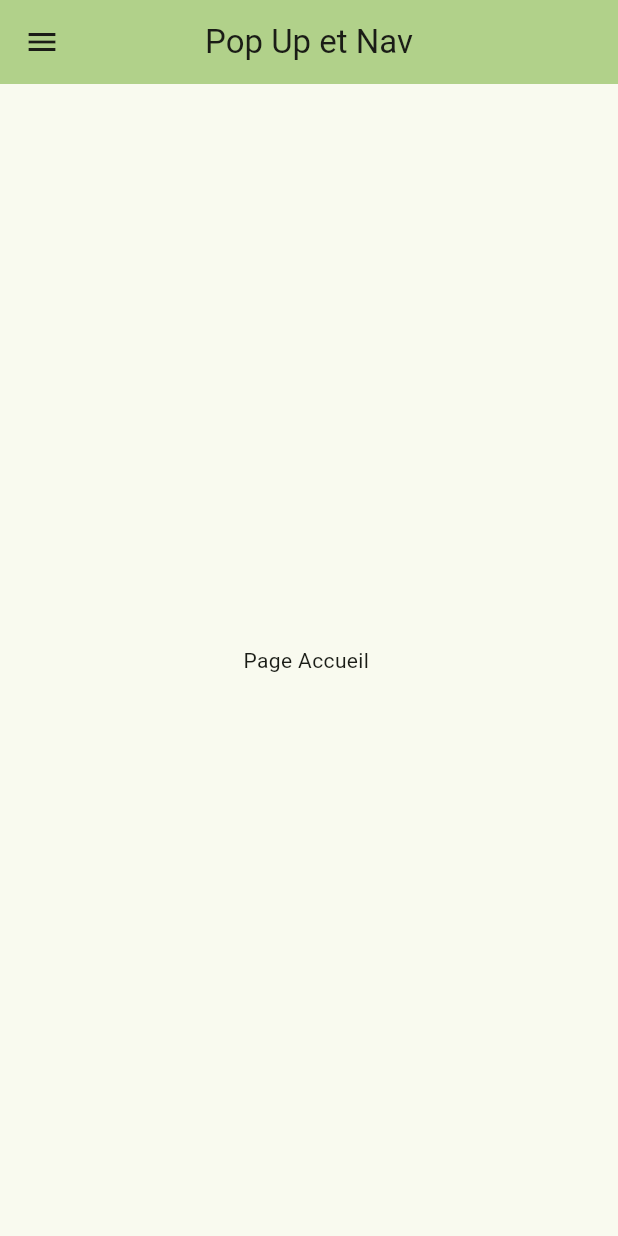
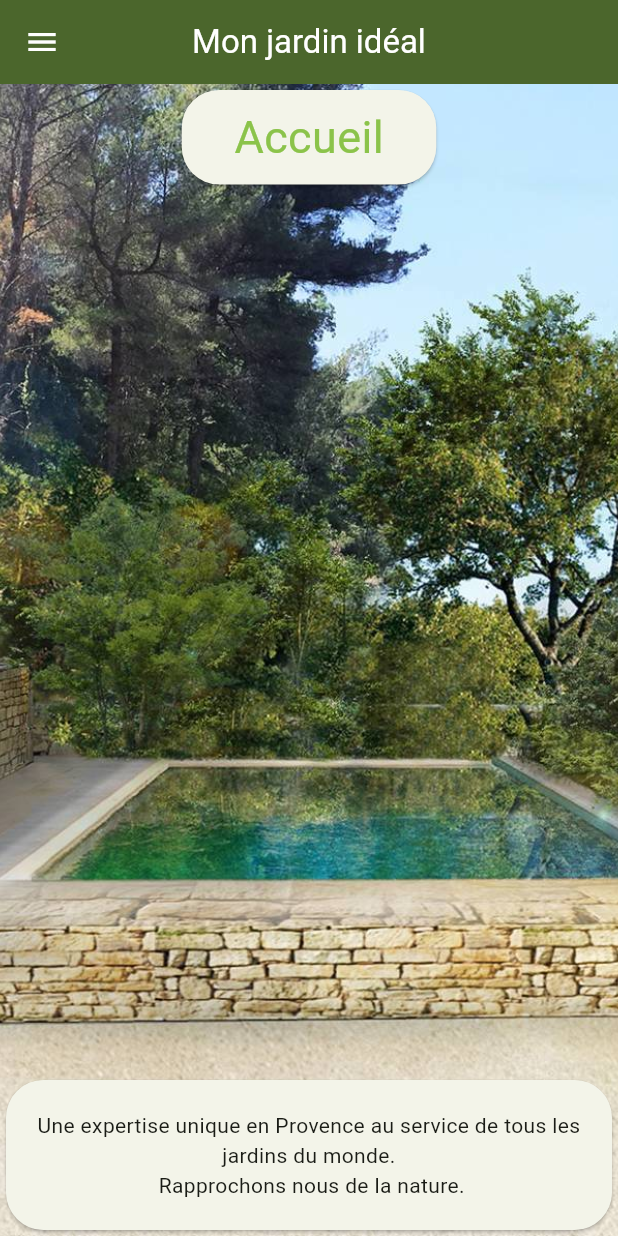
Before and after one commit to KifK2f/mon_drawer, a Flutter app: the screen it shows after launch, on a phone screen of 412 x 824 dp. Run offline on Flutter 3.47's test engine with Material 3 defaults, Android fonts, the phone set to English and light mode, and no system bars.

Commit message:
Page d'accueil Ok

```diff
--- a/lib/main.dart
+++ b/lib/main.dart
@@ -1,5 +1,5 @@
 import 'package:flutter/material.dart';
-import 'package:mon_drawer/home.dart';
+import 'package:mon_drawer/pages/home.dart';
 
 void main() {
   runApp(const MyApp());
--- a/lib/home.dart
+++ b/lib/pages/home.dart
@@ -1,6 +1,7 @@
 import 'package:flutter/material.dart';
+import 'package:mon_drawer/widgets/first_page.dart';
 
-import 'model/tabs.dart';
+import '../model/tabs.dart';
 // import 'package:pop_up_et_nav/model/tabs.dart';
 // import 'package:pop_up_et_nav/widgets/first_page.dart';
 // import 'package:pop_up_et_nav/widgets/body.dart';
@@ -22,7 +23,7 @@ class HomeState extends State<HomePage> {
   int index = 0;
 
   final List<Tabs> _tabs =  [
-    Tabs(name: "Accueil", widget: const Center(child: Text("Page Accueil "),)),
+    Tabs(name: "Accueil", widget: const FirstPage()),
     Tabs(name: "Réalisations", widget: const Center(child: Text("Page Réalisation"),)),
   ];
 
@@ -30,9 +31,13 @@ class HomeState extends State<HomePage> {
   Widget build(BuildContext context) {
     return Scaffold(
         appBar: AppBar(
-          title: const Text("Pop Up et Nav"),
+          title: const Text("Mon jardin idéal",  style: TextStyle(color: Colors.white),),
           centerTitle: true,
-          backgroundColor: Theme.of(context).colorScheme.inversePrimary,
+          backgroundColor: Theme.of(context).colorScheme.primary,
+          //Change rla couleur des icones dont celui du Drawer
+          iconTheme: IconThemeData(
+            color: Colors.white,
+          ),
         ),
         drawer: Drawer(
           child: ListView(
--- /dev/null
+++ b/lib/widgets/first_page.dart
@@ -0,0 +1,49 @@
+import 'package:flutter/material.dart';
+
+
+class FirstPage extends StatelessWidget {
+  const FirstPage({super.key});
+
+  @override
+  Widget build(BuildContext context) {
+    return Stack(
+      alignment: Alignment.center,
+        children : [
+         Image.asset("assets/images/piscine 4.jpeg",
+           // width: MediaQuery.of(context).size.width,
+           height: MediaQuery.of(context).size.height,
+           fit: BoxFit.cover,
+         ),
+          Column(
+            mainAxisAlignment: MainAxisAlignment.spaceBetween,
+            children: [
+              Card(
+                shape: RoundedRectangleBorder(
+                  borderRadius: BorderRadius.circular(25)
+                ),
+                child: Padding(padding: const EdgeInsets.symmetric(
+                  horizontal: 35,
+                  vertical: 10
+                ),
+                    child: Text("Accueil", style: TextStyle(color: Colors.lightGreen, fontSize: 30),),
+                )
+              ),
+
+              Card(
+                  shape: RoundedRectangleBorder(
+                      borderRadius: BorderRadius.circular(25)
+                  ),
+                child: Padding(padding: const EdgeInsets.symmetric(
+                  horizontal: 20,
+                  vertical: 20
+                ),
+                    child: Text("Une expertise unique en Provence au service de tous les jardins du monde. \n Rapprochons nous de la nature.", textAlign: TextAlign.center, style: TextStyle(fontSize: 14),),
+                )
+              ),
+            ],
+          ),
+
+        ]
+    );
+  }
+}
--- a/pubspec.yaml
+++ b/pubspec.yaml
@@ -58,7 +58,8 @@ flutter:
   uses-material-design: true
 
   # To add assets to your application, add an assets section, like this:
-  # assets:
+  assets:
+    - assets/images/
   #   - images/a_dot_burr.jpeg
   #   - images/a_dot_ham.jpeg
 
```
